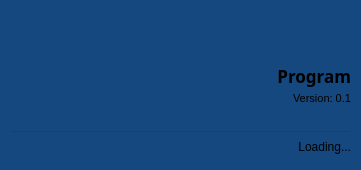
Minus-Monster/PRI, file Loading.ui: the form before one commit.
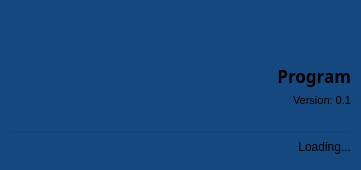
The form after the commit. Icons and pictures are not drawn.

Diff of the .ui file:
```diff
--- a/Loading.ui
+++ b/Loading.ui
@@ -244,10 +244,10 @@
   <widget class="QLabel" name="version">
    <property name="geometry">
     <rect>
-     <x>270</x>
+     <x>10</x>
      <y>90</y>
-     <width>81</width>
-     <height>16</height>
+     <width>341</width>
+     <height>20</height>
     </rect>
    </property>
    <property name="font">
```
